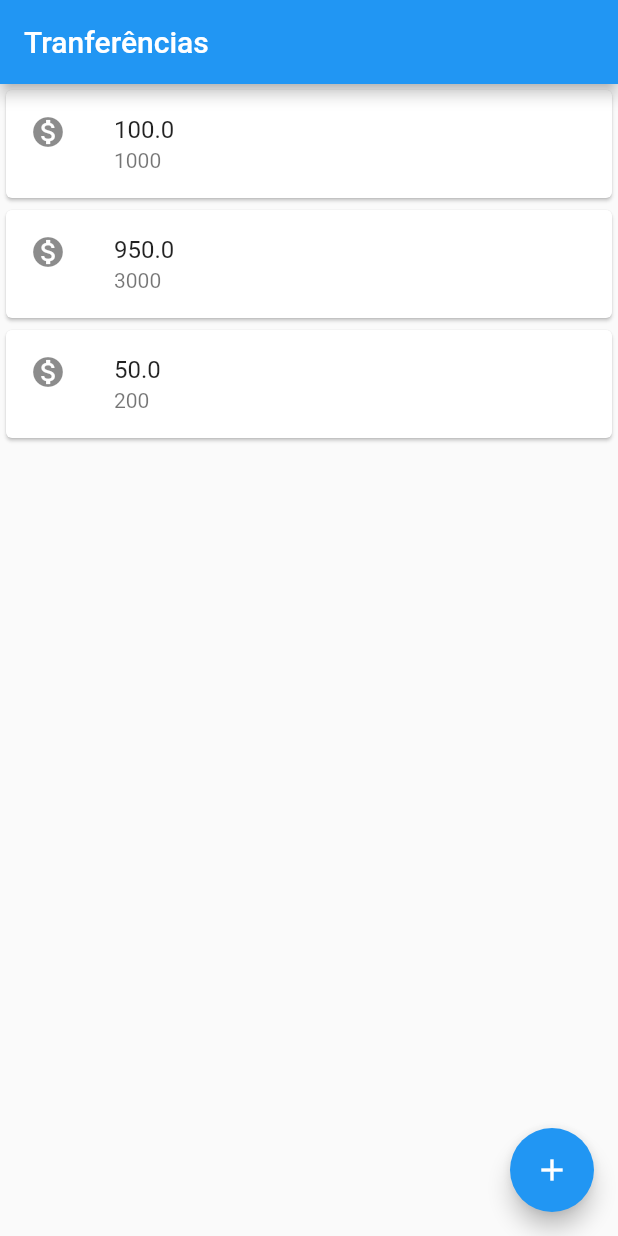
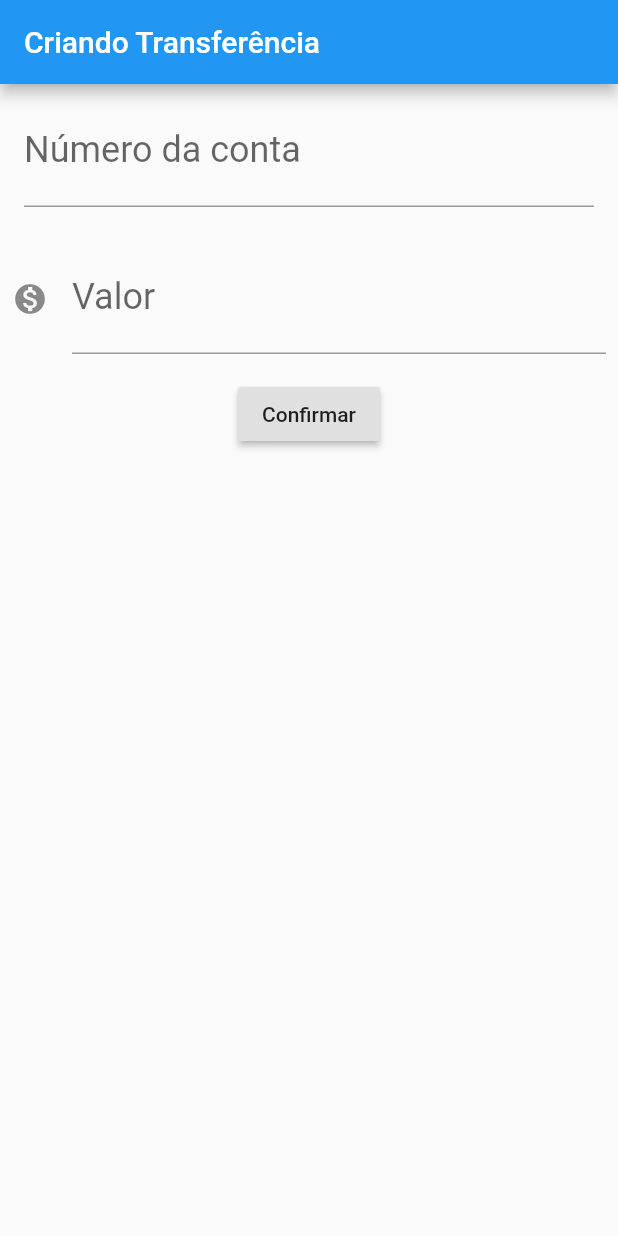
Before and after one commit to adrianowead/flutter-alura-fundamentos, a Flutter app: the screen it shows after launch, on a phone screen of 412 x 824 dp. Run offline on Flutter 3.47's test engine with Material 2 defaults, Android fonts, the phone set to English and light mode, and no system bars.

Commit message:
Refatorado layout

```diff
--- /dev/null
+++ b/bytebank/lib/BytebankApp.dart
@@ -0,0 +1,13 @@
+import 'package:flutter/material.dart';
+import 'FormularioTransferencias.dart';
+
+class BytebankApp extends StatelessWidget {
+  @override
+  Widget build(BuildContext context) {
+    return MaterialApp(
+      home: Scaffold(
+        body: FormularioTransferencias(),
+      ),
+    );
+  }
+}
--- /dev/null
+++ b/bytebank/lib/FormularioTransferencias.dart
@@ -0,0 +1,57 @@
+import 'package:flutter/material.dart';
+
+import 'transferencia.dart';
+
+class FormularioTransferencias extends StatelessWidget {
+  final TextEditingController _ctrlCampoNumeroConta = TextEditingController();
+  final TextEditingController _ctrlCampoValor = TextEditingController();
+
+  @override
+  Widget build(BuildContext context) {
+    return Scaffold(
+      appBar: AppBar(
+        title: Text('Criando Transferência'),
+      ),
+      body: Column(children: <Widget>[
+        Padding(
+          padding: const EdgeInsets.fromLTRB(16.0, 8.0, 16.0, 8.0),
+          child: TextField(
+            controller: this._ctrlCampoNumeroConta,
+            style: TextStyle(fontSize: 24.0),
+            keyboardType: TextInputType.phone,
+            decoration:
+                InputDecoration(labelText: 'Número da conta', hintText: '0000'),
+          ),
+        ),
+        Padding(
+          padding: const EdgeInsets.symmetric(vertical: 16.0, horizontal: 8.0),
+          child: TextField(
+            controller: this._ctrlCampoValor,
+            style: TextStyle(fontSize: 24.0),
+            keyboardType: TextInputType.phone,
+            decoration: InputDecoration(
+                labelText: 'Valor',
+                hintText: '0.00',
+                icon: Icon(Icons.monetization_on)),
+          ),
+        ),
+        RaisedButton(
+          child: Text('Confirmar'),
+          onPressed: () async {
+            final int numeroConta =
+                int.tryParse(this._ctrlCampoNumeroConta.text);
+            final double valor = double.tryParse(this._ctrlCampoValor.text);
+
+            if (numeroConta != null && valor != null) {
+              final transferenciaCriada =
+                  Transferecia(valor: valor, conta: numeroConta);
+
+              // @TODO: Remover este debug
+              debugPrint(transferenciaCriada.toString());
+            }
+          },
+        )
+      ]),
+    );
+  }
+}
--- a/bytebank/lib/listaTransferencias.dart
+++ b/bytebank/lib/listaTransferencias.dart
@@ -5,12 +5,19 @@ import 'package:flutter/material.dart';
 class ListaTransferencias extends StatelessWidget {
   @override
   Widget build(BuildContext context) {
-    return Column(
-      children: <Widget>[
-        ItemTransferencia(Transferecia(valor: 100, conta: 1000)),
-        ItemTransferencia(Transferecia(valor: 950, conta: 3000)),
-        ItemTransferencia(Transferecia(valor: 50, conta: 200)),
-      ],
+    return Scaffold(
+      appBar: AppBar(title: const Text('Tranferências')),
+      body: Column(
+        children: <Widget>[
+          ItemTransferencia(Transferecia(valor: 100, conta: 1000)),
+          ItemTransferencia(Transferecia(valor: 950, conta: 3000)),
+          ItemTransferencia(Transferecia(valor: 50, conta: 200)),
+        ],
+      ),
+      floatingActionButton: FloatingActionButton(
+        onPressed: null,
+        child: Icon(Icons.add),
+      ),
     );
   }
 }
--- a/bytebank/lib/transferencia.dart
+++ b/bytebank/lib/transferencia.dart
@@ -3,4 +3,9 @@ class Transferecia {
   final int conta;
 
   Transferecia({this.valor, this.conta});
+
+  @override
+  String toString() {
+    return 'Transferencia{valor: $valor, numeroConta: $conta}';
+  }
 }
```
Also changed, not shown: bytebank/lib/main.dart (+2 -17 lines), bytebank/pubspec.lock.
